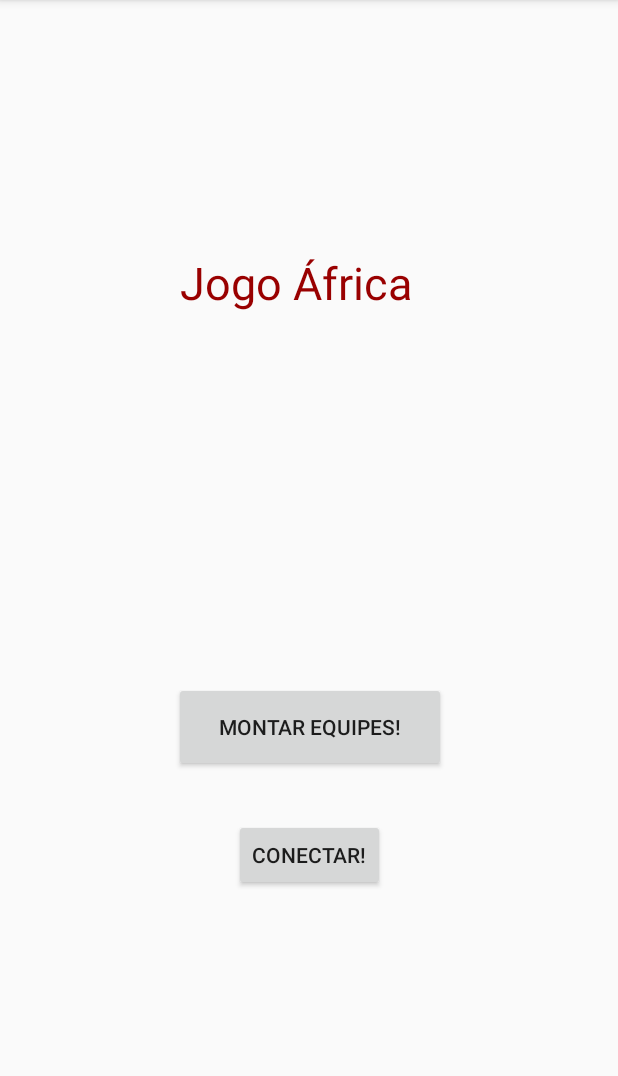
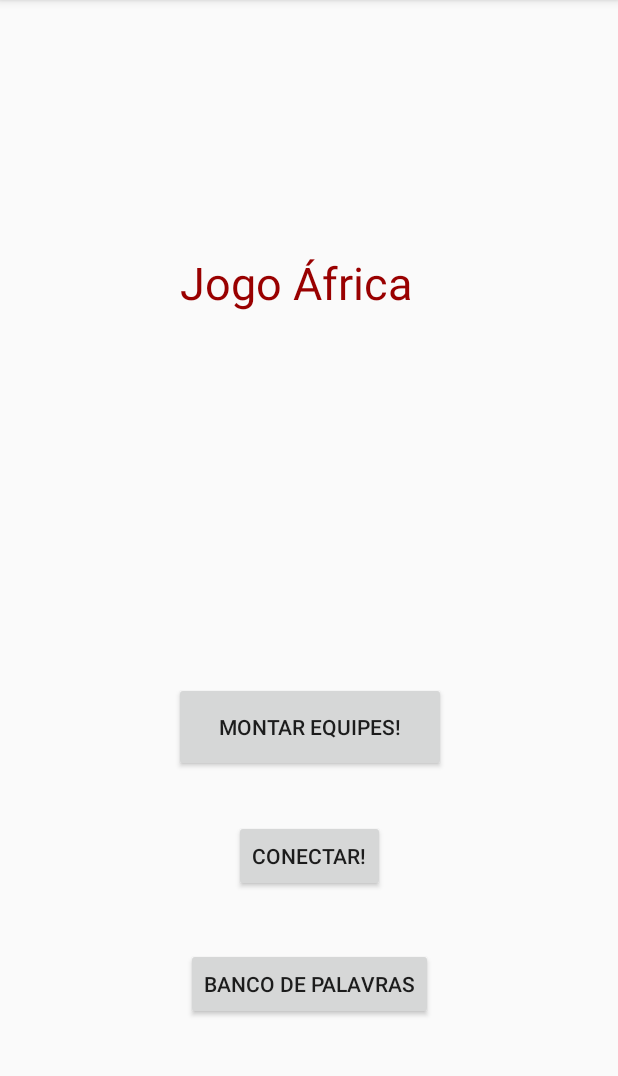
Before and after one commit to corasilber/JogoAfrica, an Android app: the screen it shows after launch (MainActivity), on a phone screen of 412 x 824 dp, the part 84-1160 px from its top. Run offline under Robolectric (Android 15) with nearby library versions, the phone set to English and light mode, and no system bars.

Commit message:
banco de palavras

```diff
--- a/app/build.gradle
+++ b/app/build.gradle
@@ -24,8 +24,8 @@ dependencies {
     androidTestCompile('com.android.support.test.espresso:espresso-core:2.2.2', {
         exclude group: 'com.android.support', module: 'support-annotations'
     })
+    dependencies { compile 'com.google.code.gson:gson:2.6.2' }
     compile 'com.android.support:appcompat-v7:26.+'
     compile 'com.android.support.constraint:constraint-layout:1.0.2'
-    dependencies {compile 'com.google.code.gson:gson:2.6.2'}
     testCompile 'junit:junit:4.12'
 }
--- a/app/src/main/java/com/lddm/jogoafrica/MainActivity.java
+++ b/app/src/main/java/com/lddm/jogoafrica/MainActivity.java
@@ -15,8 +15,7 @@ import java.util.ArrayList;
 
 public class MainActivity extends AppCompatActivity  {
 
-    Button button;
-    Button button4;
+    Button button, conectar, palavras;
     public static int session;
     private Handler handler = new Handler();
     private Runnable runnable;
@@ -26,7 +25,8 @@ public class MainActivity extends AppCompatActivity  {
         setContentView(R.layout.activity_main);
 
         button = (Button) findViewById(R.id.button);
-        button4 = (Button) findViewById(R.id.button4);
+        conectar = (Button) findViewById(R.id.conectar);
+        palavras = (Button) findViewById(R.id.palavras);
 
          runnable = new Runnable() {
             @Override
@@ -44,7 +44,7 @@ public class MainActivity extends AppCompatActivity  {
             }
         });
 
-        button4.setOnClickListener(new View.OnClickListener() {
+        conectar.setOnClickListener(new View.OnClickListener() {
             @Override
             public void onClick(View view) {
                 AlertDialog.Builder builder = new AlertDialog.Builder(MainActivity.this);
@@ -69,6 +69,14 @@ public class MainActivity extends AppCompatActivity  {
                     }
                 });
                 builder.show();
+            }
+        });
+
+        palavras.setOnClickListener(new View.OnClickListener() {
+            @Override
+            public void onClick(View view) {
+                Intent changeScreen = new Intent(MainActivity.this, BancoPalavras.class);
+                startActivity(changeScreen);
             }
         });
 
--- a/app/src/main/java/com/lddm/jogoafrica/Networking.java
+++ b/app/src/main/java/com/lddm/jogoafrica/Networking.java
@@ -26,8 +26,8 @@ interface GetTeams {
 }
 
 public class Networking {
-    private static String endpoint = "http://10.0.2.2:5000/";
-//    private static String endpoint = "http://augusto2112.pythonanywhere.com/";
+//    private static String endpoint = "http://10.0.2.2:5000/";
+    private static String endpoint = "http://augusto2112.pythonanywhere.com/";
 
     public static void createSession(final MainActivity c) {
         AsyncTask.execute(new Runnable() {
--- a/app/src/main/res/layout/activity_main.xml
+++ b/app/src/main/res/layout/activity_main.xml
@@ -34,16 +34,35 @@
         app:layout_constraintHorizontal_bias="0.503" />
 
     <Button
-        android:id="@+id/button4"
+        android:id="@+id/conectar"
         android:layout_width="wrap_content"
         android:layout_height="wrap_content"
         android:layout_marginEnd="8dp"
         android:layout_marginStart="8dp"
-        android:layout_marginTop="31dp"
+        android:layout_marginTop="32dp"
         android:text="Conectar!"
         app:layout_constraintEnd_toEndOf="parent"
         app:layout_constraintStart_toStartOf="parent"
         app:layout_constraintTop_toBottomOf="@+id/button"
-        tools:layout_editor_absoluteX="130dp" />
+        android:layout_marginRight="8dp"
+        app:layout_constraintRight_toRightOf="parent"
+        android:layout_marginLeft="8dp"
+        app:layout_constraintLeft_toLeftOf="parent" />
+
+    <Button
+        android:id="@+id/palavras"
+        android:layout_width="wrap_content"
+        android:layout_height="wrap_content"
+        android:text="Banco de palavras"
+        android:layout_marginTop="35dp"
+        app:layout_constraintTop_toBottomOf="@+id/conectar"
+        android:layout_marginRight="6dp"
+        app:layout_constraintRight_toRightOf="parent"
+        android:layout_marginLeft="8dp"
+        app:layout_constraintLeft_toLeftOf="parent"
+        app:layout_constraintBottom_toBottomOf="parent"
+        app:layout_constraintHorizontal_bias="0.496"
+        android:layout_marginBottom="8dp"
+        app:layout_constraintVertical_bias="0.024" />
 
 </android.support.constraint.ConstraintLayout>
```
Also changed, not shown: app/src/main/AndroidManifest.xml (+11 -4 lines), app/src/main/java/com/lddm/jogoafrica/AdicionarJogador.java (+19 -0 lines), app/src/main/java/com/lddm/jogoafrica/BancoPalavras.java (added, +79 -0 lines), app/src/main/res/layout/activity_banco_palavras.xml (added, +37 -0 lines), app/src/main/res/layout/activity_montar_equipe.xml (+15 -15 lines).
